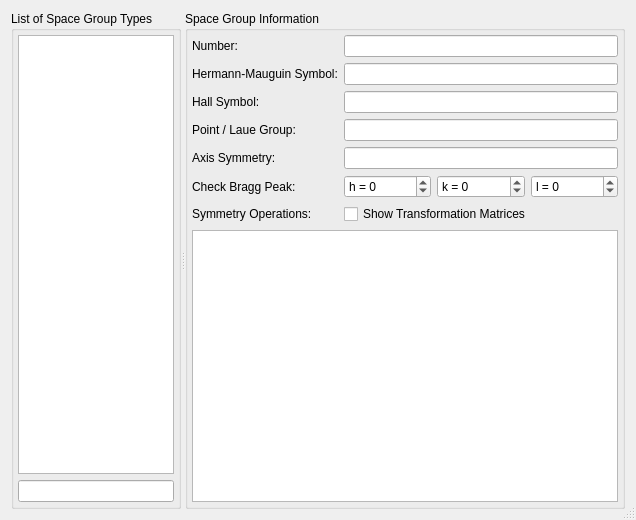
This is ui/sglist.ui in tweber-ill/frm_mirror-takin1 as Qt 5 draws it before an edit. The edited form follows.
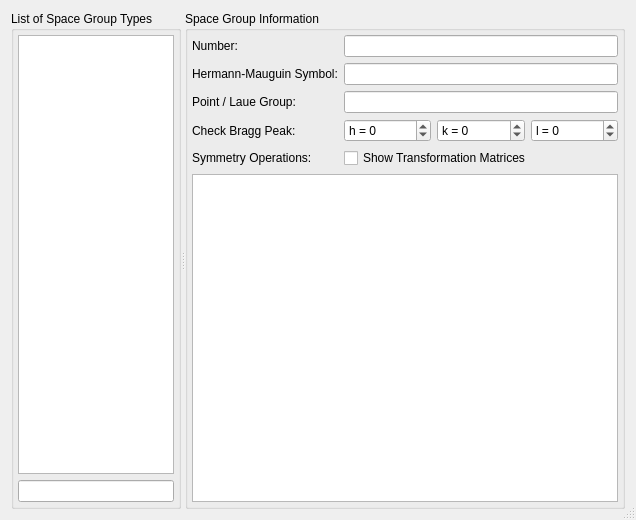
This is the edited form.

Commit message: started with new spacegroup class

Patch:
```diff
--- a/ui/sglist.ui
+++ b/ui/sglist.ui
@@ -66,10 +66,10 @@
        <property name="margin">
         <number>4</number>
        </property>
-       <item row="0" column="0">
-        <widget class="QLabel" name="label">
+       <item row="4" column="0">
+        <widget class="QLabel" name="label_6">
          <property name="text">
-          <string>Number:</string>
+          <string>Symmetry Operations:</string>
          </property>
         </widget>
        </item>
@@ -94,21 +94,21 @@
          </property>
         </widget>
        </item>
-       <item row="2" column="0">
-        <widget class="QLabel" name="label_4">
+       <item row="0" column="0">
+        <widget class="QLabel" name="label">
          <property name="text">
-          <string>Hall Symbol:</string>
+          <string>Number:</string>
          </property>
         </widget>
        </item>
-       <item row="2" column="1" colspan="3">
-        <widget class="QLineEdit" name="editHall">
-         <property name="readOnly">
+       <item row="5" column="0" colspan="4">
+        <widget class="QListWidget" name="listSymOps">
+         <property name="alternatingRowColors">
           <bool>true</bool>
          </property>
         </widget>
        </item>
-       <item row="5" column="3">
+       <item row="3" column="3">
         <widget class="QSpinBox" name="spinL">
          <property name="toolTip">
           <string>l</string>
@@ -121,28 +121,35 @@
          </property>
         </widget>
        </item>
-       <item row="3" column="0">
+       <item row="4" column="1" colspan="3">
+        <widget class="QCheckBox" name="checkMatrices">
+         <property name="text">
+          <string>Show Transformation Matrices</string>
+         </property>
+        </widget>
+       </item>
+       <item row="2" column="0">
         <widget class="QLabel" name="label_5">
          <property name="text">
           <string>Point / Laue Group:</string>
          </property>
         </widget>
        </item>
-       <item row="3" column="1" colspan="3">
+       <item row="2" column="1" colspan="3">
         <widget class="QLineEdit" name="editLaue">
          <property name="readOnly">
           <bool>true</bool>
          </property>
         </widget>
        </item>
-       <item row="5" column="0">
+       <item row="3" column="0">
         <widget class="QLabel" name="label_3">
          <property name="text">
           <string>Check Bragg Peak:</string>
          </property>
         </widget>
        </item>
-       <item row="5" column="1">
+       <item row="3" column="1">
         <widget class="QSpinBox" name="spinH">
          <property name="font">
           <font>
@@ -163,7 +170,7 @@
          </property>
         </widget>
        </item>
-       <item row="5" column="2">
+       <item row="3" column="2">
         <widget class="QSpinBox" name="spinK">
          <property name="toolTip">
           <string>k</string>
@@ -176,41 +183,6 @@
          </property>
         </widget>
        </item>
-       <item row="6" column="0">
-        <widget class="QLabel" name="label_6">
-         <property name="text">
-          <string>Symmetry Operations:</string>
-         </property>
-        </widget>
-       </item>
-       <item row="7" column="0" colspan="4">
-        <widget class="QListWidget" name="listSymOps">
-         <property name="alternatingRowColors">
-          <bool>true</bool>
-         </property>
-        </widget>
-       </item>
-       <item row="4" column="0">
-        <widget class="QLabel" name="label_7">
-         <property name="text">
-          <string>Axis Symmetry:</string>
-         </property>
-        </widget>
-       </item>
-       <item row="4" column="1" colspan="3">
-        <widget class="QLineEdit" name="editAxisSym">
-         <property name="readOnly">
-          <bool>true</bool>
-         </property>
-        </widget>
-       </item>
-       <item row="6" column="1" colspan="3">
-        <widget class="QCheckBox" name="checkMatrices">
-         <property name="text">
-          <string>Show Transformation Matrices</string>
-         </property>
-        </widget>
-       </item>
       </layout>
      </widget>
     </widget>
```
Left out of the diff: 2 changed lines with no effect on the pictures. The commit also changes 24 other files.
